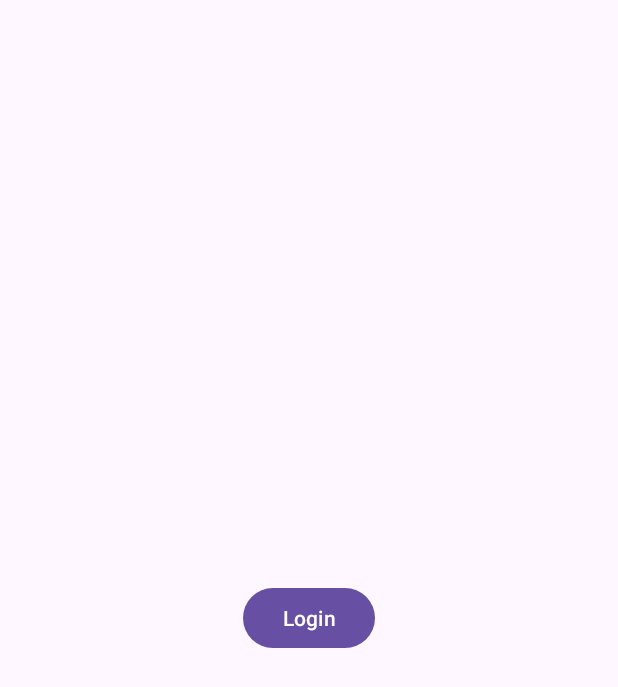
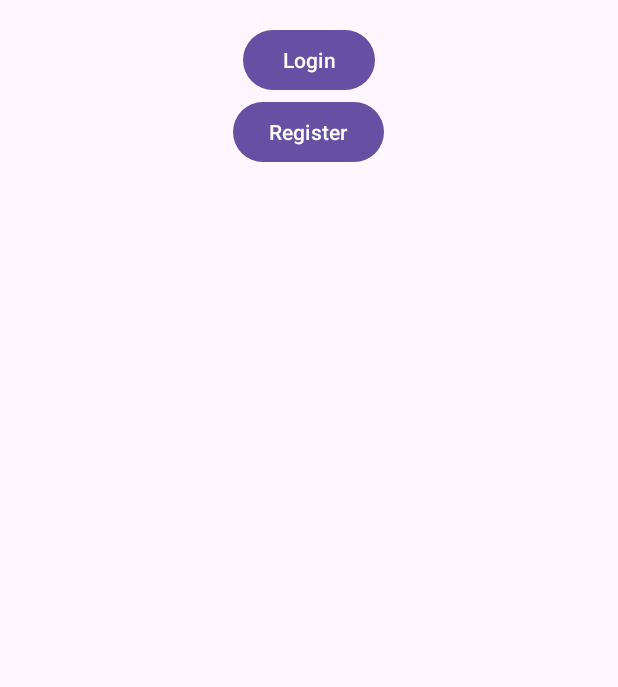
Before and after one commit to Omdeshmukh9/HealthCareApp, an Android app: the screen it shows after launch (MainActivity), on a phone screen of 412 x 824 dp. Shown: the top 687 px of the screen. Run offline under Robolectric (Android 15) with nearby library versions, the phone set to English and light mode, and no system bars.

Commit message:
minor change

```diff
--- a/app/src/main/res/layout/activity_main.xml
+++ b/app/src/main/res/layout/activity_main.xml
@@ -1,9 +1,10 @@
 <?xml version="1.0" encoding="utf-8"?>
-<RelativeLayout xmlns:android="http://schemas.android.com/apk/res/android"
+<androidx.appcompat.widget.LinearLayoutCompat xmlns:android="http://schemas.android.com/apk/res/android"
     xmlns:tools="http://schemas.android.com/tools"
     android:layout_width="match_parent"
     android:layout_height="match_parent"
     android:padding="16dp"
+    android:orientation="vertical"
     tools:context=".MainActivity">
 
     <Button
@@ -11,6 +12,15 @@
         android:layout_width="wrap_content"
         android:layout_height="wrap_content"
         android:text="Login"
+        android:layout_gravity="center"
         android:layout_centerInParent="true"/>
 
-</RelativeLayout>
+    <Button
+        android:id="@+id/registerButton"
+        android:layout_width="wrap_content"
+        android:layout_height="wrap_content"
+        android:text="Register"
+        android:layout_gravity="center"
+        android:layout_centerInParent="true"/>
+
+</androidx.appcompat.widget.LinearLayoutCompat>
```
